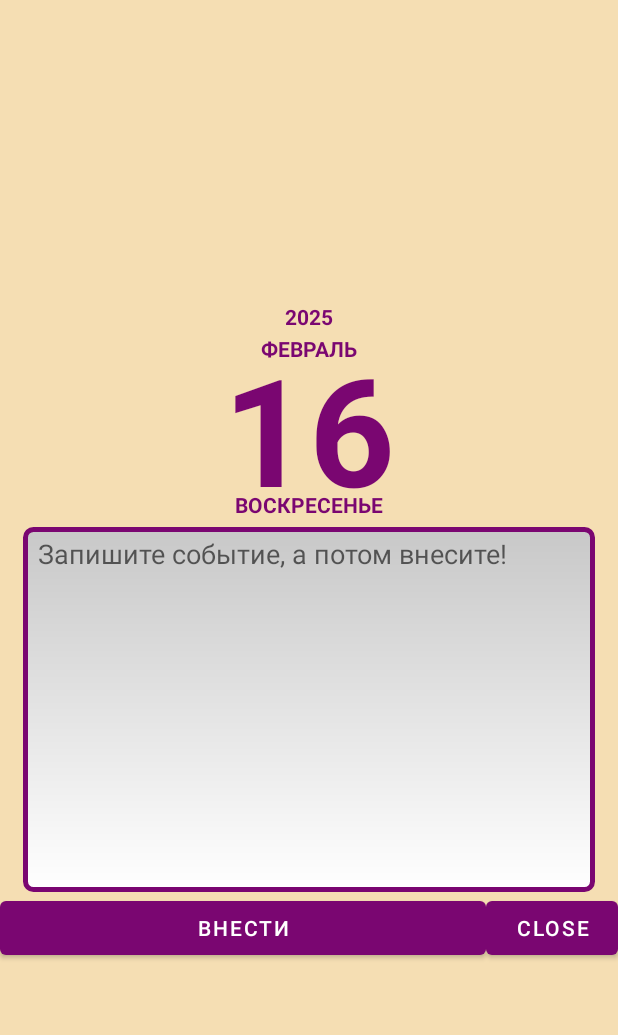
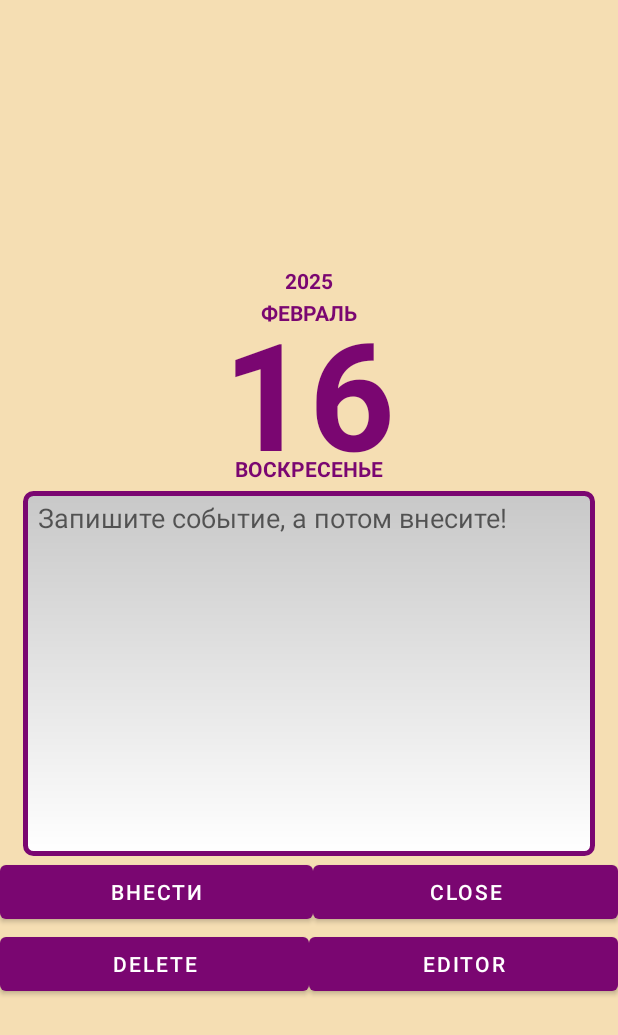
Before and after one commit to SVo7777777/EventsInCalendar, an Android app: the layout activity_review.xml on its own in the app's theme, with its tools: preview values and no code run, on a phone screen of 412 x 824 dp. Shown: the top 1035 px of the screen. Run offline under Robolectric (Android 15) with nearby library versions, the phone set to English and light mode, and no system bars.

Commit message:
Commit from 17.08.2025

```diff
--- a/app/src/main/AndroidManifest.xml
+++ b/app/src/main/AndroidManifest.xml
@@ -54,6 +54,9 @@
         <activity
             android:name=".ReviewOnMonth"
             android:exported="false" />
+        <activity
+            android:name=".ReviewOYear"
+            android:exported="false" />
 
 
         <receiver
--- a/app/src/main/res/layout/activity_review.xml
+++ b/app/src/main/res/layout/activity_review.xml
@@ -96,7 +96,29 @@
             android:id="@+id/close"
             android:layout_width="wrap_content"
             android:layout_height="wrap_content"
+            android:layout_weight="1"
             android:text="close" />
+
+    </LinearLayout>
+    <LinearLayout
+        android:layout_width="match_parent"
+        android:layout_height="wrap_content"
+        android:orientation="horizontal">
+
+        <Button
+            android:id="@+id/delete"
+            android:layout_width="wrap_content"
+            android:layout_height="wrap_content"
+            android:layout_weight="1"
+            android:text="delete" />
+
+        <Button
+            android:id="@+id/editor"
+            android:layout_width="wrap_content"
+            android:layout_height="wrap_content"
+            android:layout_weight="1"
+            android:text="editor" />
+
     </LinearLayout>
 
 </LinearLayout>
```
Also changed, not shown: app/src/main/java/com/example/eventsincalendar/ReviewOYear.java (added, +135 -0 lines), app/src/main/java/com/example/eventsincalendar/ui/home/HomeFragment.java (+31 -3 lines), app/src/main/res/layout/fragment_home.xml (+3 -6 lines).
